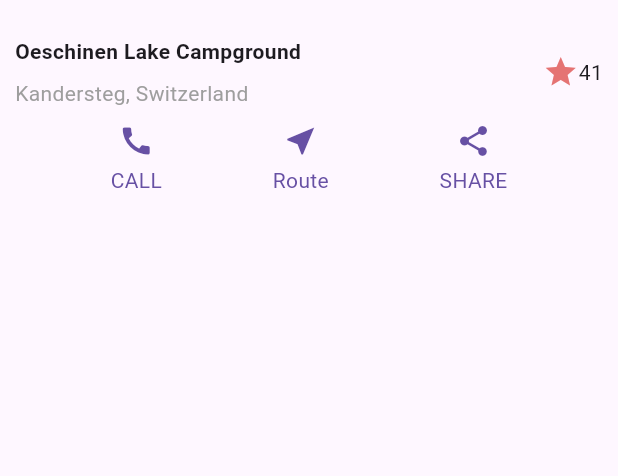
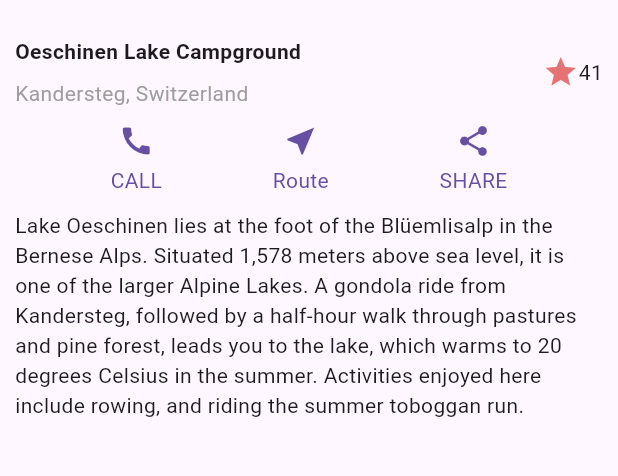
Before and after one commit to Majok-Bol/layout_demo, a Flutter app: the screen it shows after launch, on a phone screen of 412 x 824 dp, the part 63-539 px from its top. Run offline on Flutter 3.47's test engine with Material 3 defaults, Android fonts, the phone set to English and light mode, and no system bars.

Commit message:
added description to the screen

```diff
--- a/lib/main.dart
+++ b/lib/main.dart
@@ -14,7 +14,13 @@ class MyApp extends StatelessWidget{
       home: Scaffold(
         appBar:AppBar(title:const Text(appTitle,style: TextStyle(color: Colors.red),),centerTitle: true,),
         // backgroundColor:Colors.grey,
-        body:const SingleChildScrollView(child: Column(children: [TitleSection(name: "Oeschinen Lake Campground", location:"Kandersteg, Switzerland"),ButtonSection()],),),
+        body:const SingleChildScrollView(child: Column(children: [TitleSection(name: "Oeschinen Lake Campground", location:"Kandersteg, Switzerland"),ButtonSection(),TextSection(description:'Lake Oeschinen lies at the foot of the Blüemlisalp in the '
+            'Bernese Alps. Situated 1,578 meters above sea level, it '
+            'is one of the larger Alpine Lakes. A gondola ride from '
+            'Kandersteg, followed by a half-hour walk through pastures '
+            'and pine forest, leads you to the lake, which warms to 20 '
+            'degrees Celsius in the summer. Activities enjoyed here '
+            'include rowing, and riding the summer toboggan run.')],),),
       ),
     );
   }
@@ -67,12 +73,9 @@ class ButtonSection extends StatelessWidget{
     );
   }
 }
-class ButtonSection extends StatelessWidget{
-  const ButtonSection({super.key,
-    required this.description;
-
-
-
+class TextSection extends StatelessWidget{
+  const TextSection({super.key,
+    required this.description
   });
   final String description;
   @override
```
